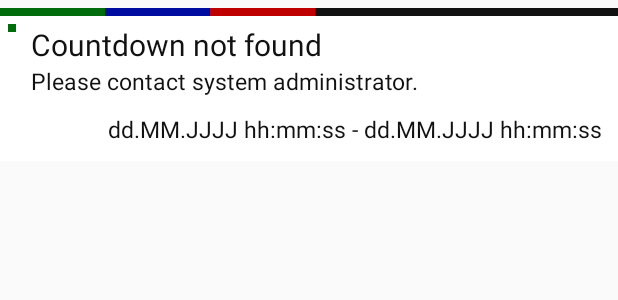
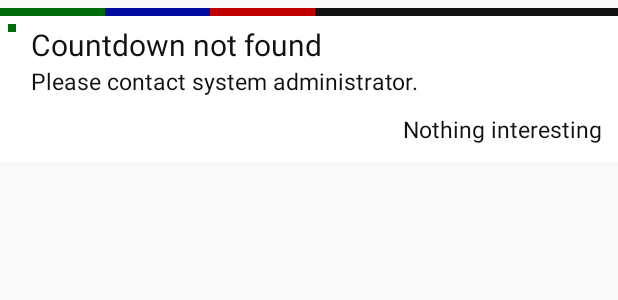
Before and after one commit to wsdt/SurviveTheDay, an Android app: the layout node_template.xml on its own in the app's theme, with its tools: preview values and no code run, on a phone screen of 412 x 824 dp. Shown: the top 300 px of the screen. Run offline under Robolectric (Android 15) with nearby library versions, the phone set to English and light mode, and no system bars; plain views replace SwipeLayout.

Commit message:
event msg start

```diff
--- a/app/src/main/res/layout/node_template.xml
+++ b/app/src/main/res/layout/node_template.xml
@@ -98,6 +98,10 @@
         <TextView
             android:id="@+id/countdownTitle"
             style="@style/text"
+            android:layout_toRightOf="@+id/categoryColorView"
+            android:layout_toEndOf="@+id/categoryColorView"
+            android:layout_alignParentLeft="true"
+            android:layout_alignParentStart="true"
             android:layout_width="wrap_content"
             android:layout_height="wrap_content"
             android:layout_marginLeft="15dp"
@@ -113,21 +117,38 @@
             android:layout_marginLeft="15dp"
             android:layout_marginStart="15dp"
             android:layout_marginBottom="5dp"
-            android:layout_below="@id/countdownTitle"/>
+            android:layout_below="@id/countdownTitle"
+            android:layout_toEndOf="@+id/categoryColorView"
+            android:layout_toRightOf="@+id/categoryColorView"
+            android:layout_alignParentLeft="true"
+            android:layout_alignParentStart="true"/>
 
         <!-- IMPORTANT: If you change IDs of those buttons you need to adapt MainActivity.java:onCountdownModifyButtons() method! -->
         <!-- @null as background for transparency -->
+        <TextView
+            android:id="@+id/countdownEventMsg"
+            android:text=""
+            style="@style/text"
+            android:layout_width="wrap_content"
+            android:layout_height="wrap_content"
+            android:layout_below="@id/countdownDescription"
+            android:layout_alignParentRight="true"
+            android:layout_alignParentEnd="true"
+            android:layout_margin="5dp"
+            android:textSize="15sp"/>
 
+
+        <!-- TODO -->
         <TextView
             android:id="@+id/startAndUntilDateTime"
             style="@style/text"
             android:layout_width="wrap_content"
             android:layout_height="wrap_content"
+            android:layout_below="@+id/countdownDescription"
             android:layout_alignParentEnd="true"
             android:layout_alignParentRight="true"
-            android:layout_below="@+id/countdownDescription"
             android:layout_margin="5dp"
-            android:text="@string/node_countdownDateTimeValuesError404"
+            android:text="@string/node_countdownEventMsg_nothingFound"
             android:textSize="15sp" />
     </RelativeLayout>
     <!-- Surface View End -->
--- a/app/src/main/res/values/strings.xml
+++ b/app/src/main/res/values/strings.xml
@@ -58,7 +58,7 @@
     <!-- Nodes -->
     <string name="node_countdownTitleError404">Countdown not found</string>
     <string name="node_countdownDescriptionError404">Please contact system administrator.</string>
-    <string name="node_countdownDateTimeValuesError404" translatable="false">dd.MM.JJJJ hh:mm:ss - dd.MM.JJJJ hh:mm:ss</string>
+    <string name="node_countdownEventMsg_nothingFound">Nothing interesting</string>
 
     <!-- SettingsActivity -->
     <string name="setting_forwardCompatibility_title">Forward compatibility</string>
```
Also changed, not shown: app/src/main/AndroidManifest.xml (+9 -1 lines), app/src/main/java/kevkevin/wsdt/tagueberstehen/MainActivity.java (+6 -4 lines), app/src/main/java/kevkevin/wsdt/tagueberstehen/classes/Countdown.java (+7 -0 lines), 1 other file.
